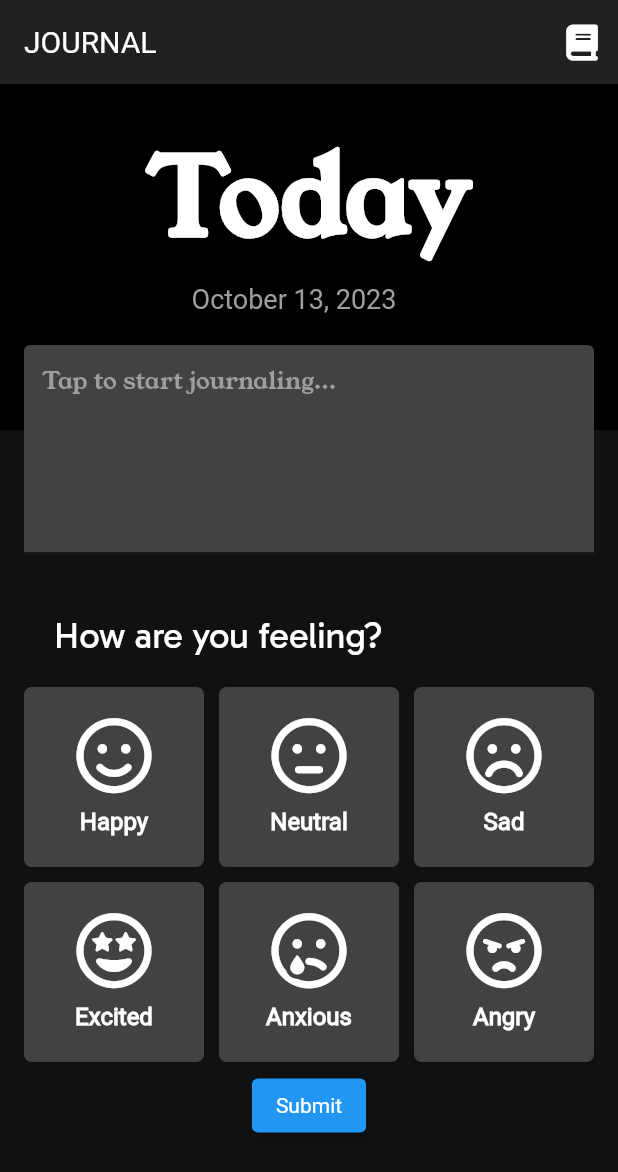
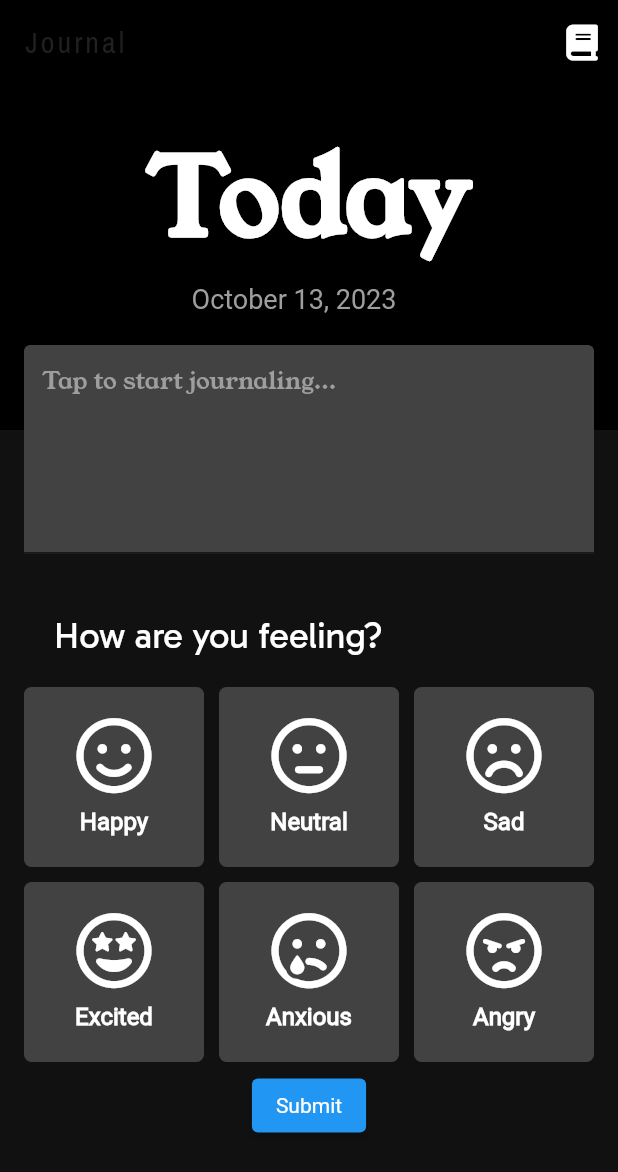
Before and after one commit to Amode718/journal_app, a Flutter app: the screen it shows after launch, on a phone screen of 412 x 824 dp. Shown: the top 1172 px of the screen. Run offline on Flutter 3.47's test engine with Material 2 defaults, Android fonts, the phone set to English and light mode, and no system bars; our stand-ins replace flutter_animate, font_awesome_flutter, geolocator, google_fonts, hive, hive_flutter and 1 more; accounts and stored records are empty.

Commit message:
fixed colors

```diff
--- a/lib/screens/home_page.dart
+++ b/lib/screens/home_page.dart
@@ -142,8 +142,8 @@ Widget _weatherTemperature() {
 Widget build(BuildContext context) {
   return Scaffold(
     appBar: !_entryCompleted ? AppBar(
-      backgroundColor: Colors.grey.shade900,
-      title: Text('JOURNAL', style: TextStyle(color: Colors.white)),
+      backgroundColor: Colors.black,
+      title: Text('Journal', style: TextStyle(color: Colors.grey.shade900, fontFamily: 'Archivo', letterSpacing: 2.0)),
       actions: [
         IconButton(
           icon: Icon(FontAwesomeIcons.book),
--- a/pubspec.yaml
+++ b/pubspec.yaml
@@ -100,6 +100,9 @@ flutter:
     - family: Gabarito
       fonts:
         - asset: Fonts/Gabarito-VariableFont_wght.ttf
+    - family: Archivo
+      fonts:
+        - asset: Fonts/ArchivoNarrow-Regular.ttf
 
   #
   # For details regarding fonts from package dependencies,
```
Also changed, not shown: Fonts/ArchivoNarrow-Regular.ttf (added).
